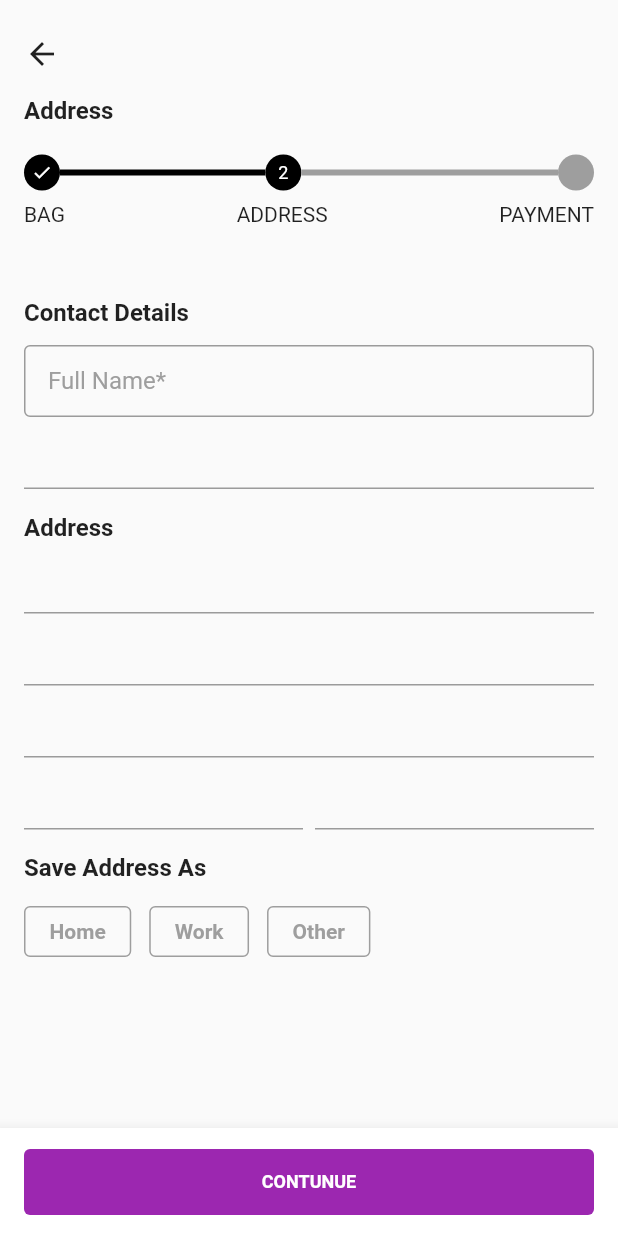
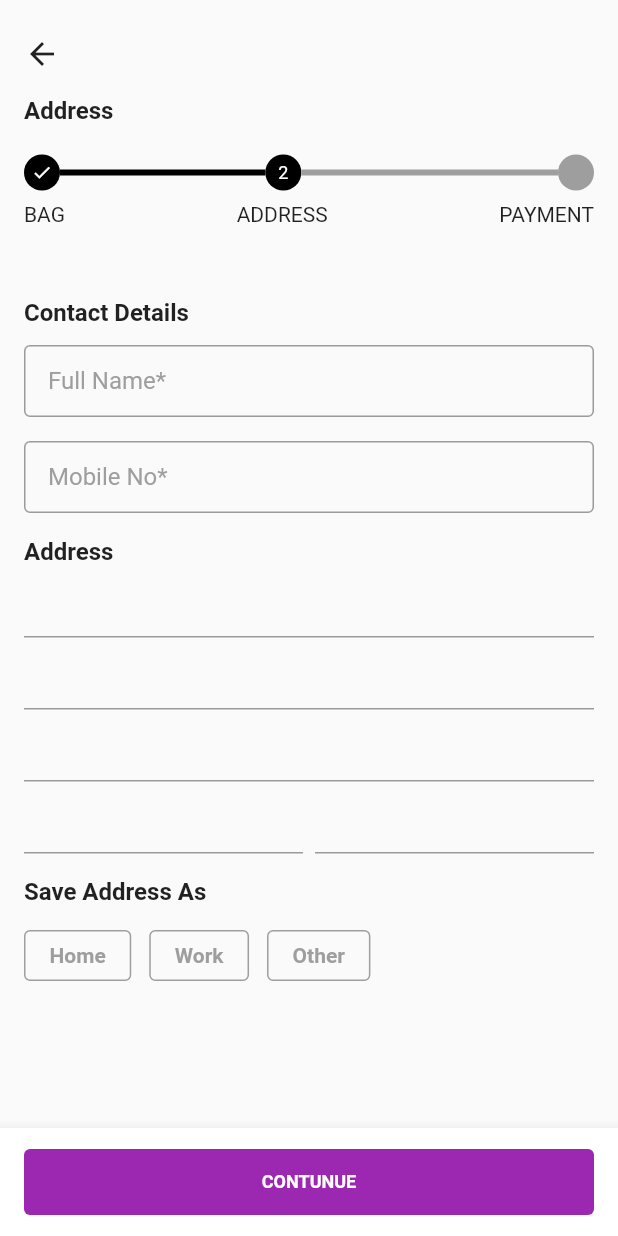
Before and after one commit to JAICHANGPARK/flutter_notebook_20th_story, a Flutter app: the screen it shows after launch, on a phone screen of 412 x 824 dp. Run offline on Flutter 3.47's test engine with Material 2 defaults, Android fonts, the phone set to English and light mode, and no system bars; our stand-ins replace badges, date_picker_timeline, dotted_border, dotted_line, flutter_riverpod, flutter_svg and 4 more; missing offline and left inert: barcode.

Commit message:
Update checkout_address_screen.dart

```diff
--- a/lib/ep1199_e_commerce_checkout/src/ui/checkout_address_screen.dart
+++ b/lib/ep1199_e_commerce_checkout/src/ui/checkout_address_screen.dart
@@ -127,7 +127,22 @@ class _CheckoutAddressScreenState extends State<CheckoutAddressScreen> {
                             ),
                           ),
                         ),
-                        TextField(),
+                        SizedBox(
+                          height: 16,
+                        ),
+                        SizedBox(
+                          height: 48,
+                          child: TextField(
+                            decoration: InputDecoration(
+                                border: OutlineInputBorder(),
+                                hintText: "Mobile No*",
+                                hintStyle: TextStyle(
+                                  color: Colors.grey,
+                                ),
+                                contentPadding: EdgeInsets.symmetric(horizontal: 16)
+                            ),
+                          ),
+                        ),
                         SizedBox(
                           height: 16,
                         ),
```
